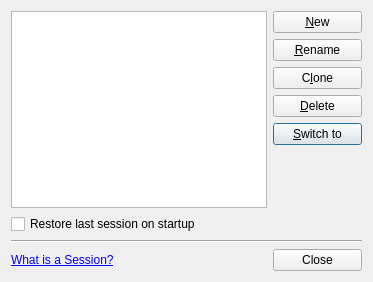
Qt form src/plugins/projectexplorer/sessiondialog.ui (qt-creator/qt-creator) before a commit.
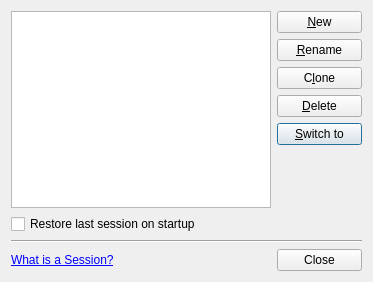
The same form after that commit.

Commit message:
Resize behavior correction in Session Manager dialog
Stretch the list of sessions to prevent the buttons from stretching.

```diff
--- a/src/plugins/projectexplorer/sessiondialog.ui
+++ b/src/plugins/projectexplorer/sessiondialog.ui
@@ -15,7 +15,14 @@
   </property>
   <layout class="QGridLayout" name="gridLayout">
    <item row="0" column="0">
-    <widget class="QListWidget" name="sessionList"/>
+    <widget class="QListWidget" name="sessionList">
+     <property name="sizePolicy">
+      <sizepolicy hsizetype="Expanding" vsizetype="Expanding">
+       <horstretch>1</horstretch>
+       <verstretch>1</verstretch>
+      </sizepolicy>
+     </property>
+    </widget>
    </item>
    <item row="0" column="1" rowspan="2">
     <layout class="QVBoxLayout" name="verticalLayout">
```
